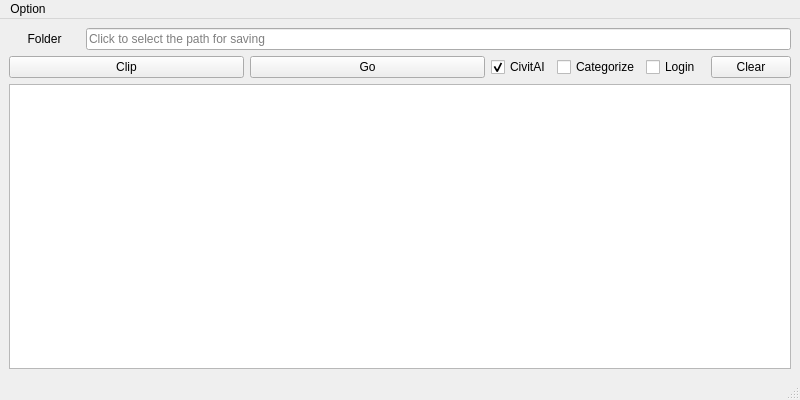
Above: bringmeimage/BringMeImage_UI.ui from ChrisYangTW/BringMeImage before the change. Below: the same form after it.
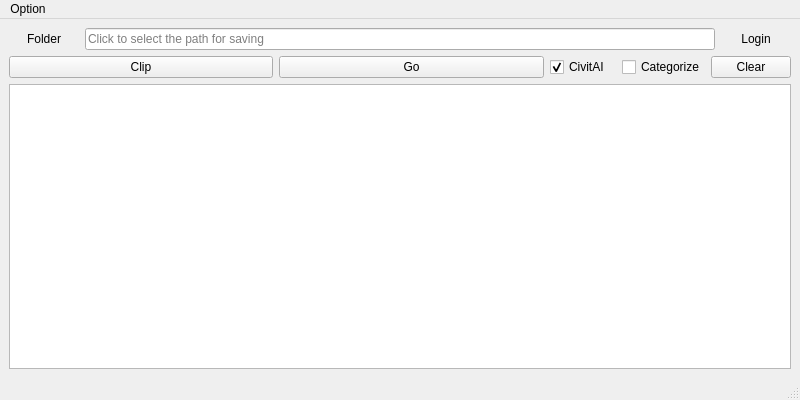
That is the form after the change.

Commit message: Preliminary implementation of login functionality

```diff
--- a/bringmeimage/BringMeImage_UI.ui
+++ b/bringmeimage/BringMeImage_UI.ui
@@ -16,9 +16,15 @@
   <widget class="QWidget" name="centralwidget">
    <layout class="QVBoxLayout" name="verticalLayout" stretch="1,1,4">
     <item>
-     <layout class="QHBoxLayout" name="horizontalLayout_1" stretch="1,10">
+     <layout class="QHBoxLayout" name="horizontalLayout_1" stretch="1,9,1">
       <item>
        <widget class="QLabel" name="folder_label">
+        <property name="sizePolicy">
+         <sizepolicy hsizetype="Preferred" vsizetype="Fixed">
+          <horstretch>0</horstretch>
+          <verstretch>0</verstretch>
+         </sizepolicy>
+        </property>
         <property name="text">
          <string>Folder</string>
         </property>
@@ -43,10 +49,26 @@
         </property>
        </widget>
       </item>
+      <item>
+       <widget class="QLabel" name="login_label">
+        <property name="sizePolicy">
+         <sizepolicy hsizetype="Preferred" vsizetype="Fixed">
+          <horstretch>0</horstretch>
+          <verstretch>0</verstretch>
+         </sizepolicy>
+        </property>
+        <property name="text">
+         <string>Login</string>
+        </property>
+        <property name="alignment">
+         <set>Qt::AlignCenter</set>
+        </property>
+       </widget>
+      </item>
      </layout>
     </item>
     <item>
-     <layout class="QHBoxLayout" name="horizontalLayout_2" stretch="4,4,1,1,1,1">
+     <layout class="QHBoxLayout" name="horizontalLayout_2" stretch="4,4,1,1,1">
       <item>
        <widget class="QPushButton" name="clip_push_button">
         <property name="toolTip">
@@ -93,13 +115,6 @@
         </property>
        </widget>
       </item>
-      <item>
-       <widget class="QCheckBox" name="login_check_box">
-        <property name="text">
-         <string>Login</string>
-        </property>
-       </widget>
-      </item>
       <item>
        <widget class="QPushButton" name="clear_push_button">
         <property name="toolTip">
```
The commit also changes 3 other files.
